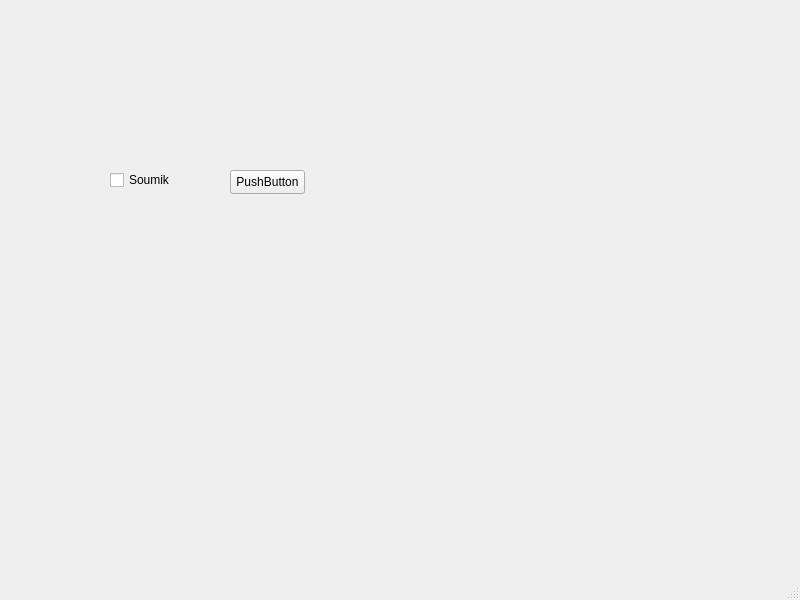
Above: SimDeviceGUI/src/simdevice.ui from RemoteFusionK/RHPC-Simulator before the change. Below: the same form after it.
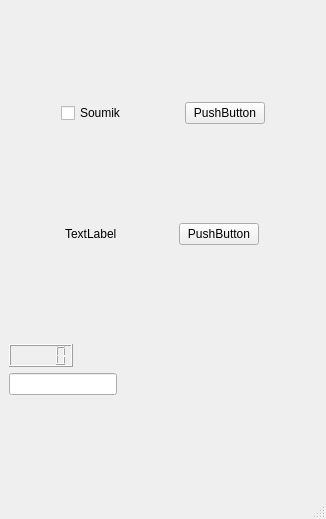
That is the form after the change.

Diff of the .ui file:
```diff
--- a/SimDeviceGUI/src/simdevice.ui
+++ b/SimDeviceGUI/src/simdevice.ui
@@ -6,40 +6,118 @@
    <rect>
     <x>0</x>
     <y>0</y>
-    <width>800</width>
-    <height>600</height>
+    <width>326</width>
+    <height>519</height>
    </rect>
   </property>
+  <property name="sizePolicy">
+   <sizepolicy hsizetype="Fixed" vsizetype="Fixed">
+    <horstretch>0</horstretch>
+    <verstretch>0</verstretch>
+   </sizepolicy>
+  </property>
   <property name="windowTitle">
    <string>SimDeviceGUI</string>
   </property>
   <widget class="QWidget" name="centralwidget">
-   <widget class="QCheckBox" name="checkBox">
-    <property name="geometry">
-     <rect>
-      <x>110</x>
-      <y>170</y>
-      <width>76</width>
-      <height>20</height>
-     </rect>
-    </property>
-    <property name="text">
-     <string>Soumik</string>
-    </property>
-   </widget>
-   <widget class="QPushButton" name="pushButton">
-    <property name="geometry">
-     <rect>
-      <x>230</x>
-      <y>170</y>
-      <width>75</width>
-      <height>24</height>
-     </rect>
-    </property>
-    <property name="text">
-     <string>PushButton</string>
-    </property>
-   </widget>
+   <property name="sizePolicy">
+    <sizepolicy hsizetype="Fixed" vsizetype="Fixed">
+     <horstretch>0</horstretch>
+     <verstretch>0</verstretch>
+    </sizepolicy>
+   </property>
+   <layout class="QVBoxLayout" name="verticalLayout_2">
+    <item>
+     <layout class="QHBoxLayout" name="horizontalLayout_2">
+      <item>
+       <widget class="QCheckBox" name="ckBoxSoumik">
+        <property name="sizePolicy">
+         <sizepolicy hsizetype="Fixed" vsizetype="Fixed">
+          <horstretch>0</horstretch>
+          <verstretch>0</verstretch>
+         </sizepolicy>
+        </property>
+        <property name="text">
+         <string>Soumik</string>
+        </property>
+       </widget>
+      </item>
+      <item>
+       <widget class="QPushButton" name="yesButton">
+        <property name="sizePolicy">
+         <sizepolicy hsizetype="Fixed" vsizetype="Fixed">
+          <horstretch>0</horstretch>
+          <verstretch>0</verstretch>
+         </sizepolicy>
+        </property>
+        <property name="minimumSize">
+         <size>
+          <width>40</width>
+          <height>0</height>
+         </size>
+        </property>
+        <property name="text">
+         <string>PushButton</string>
+        </property>
+       </widget>
+      </item>
+     </layout>
+    </item>
+    <item>
+     <layout class="QHBoxLayout" name="horizontalLayout">
+      <item>
+       <widget class="QLabel" name="label">
+        <property name="sizePolicy">
+         <sizepolicy hsizetype="Fixed" vsizetype="Fixed">
+          <horstretch>0</horstretch>
+          <verstretch>0</verstretch>
+         </sizepolicy>
+        </property>
+        <property name="text">
+         <string>TextLabel</string>
+        </property>
+       </widget>
+      </item>
+      <item>
+       <widget class="QPushButton" name="pushButton">
+        <property name="sizePolicy">
+         <sizepolicy hsizetype="Fixed" vsizetype="Fixed">
+          <horstretch>0</horstretch>
+          <verstretch>0</verstretch>
+         </sizepolicy>
+        </property>
+        <property name="text">
+         <string>PushButton</string>
+        </property>
+       </widget>
+      </item>
+     </layout>
+    </item>
+    <item>
+     <layout class="QVBoxLayout" name="verticalLayout">
+      <item>
+       <widget class="QLCDNumber" name="lcdNumber">
+        <property name="sizePolicy">
+         <sizepolicy hsizetype="Fixed" vsizetype="Fixed">
+          <horstretch>0</horstretch>
+          <verstretch>0</verstretch>
+         </sizepolicy>
+        </property>
+       </widget>
+      </item>
+      <item>
+       <widget class="QLineEdit" name="lineEdit">
+        <property name="sizePolicy">
+         <sizepolicy hsizetype="Fixed" vsizetype="Fixed">
+          <horstretch>0</horstretch>
+          <verstretch>0</verstretch>
+         </sizepolicy>
+        </property>
+       </widget>
+      </item>
+     </layout>
+    </item>
+   </layout>
   </widget>
   <widget class="QMenuBar" name="menubar">
    <property name="geometry">
```
Left out of the diff: 2 changed lines with no effect on the pictures.
